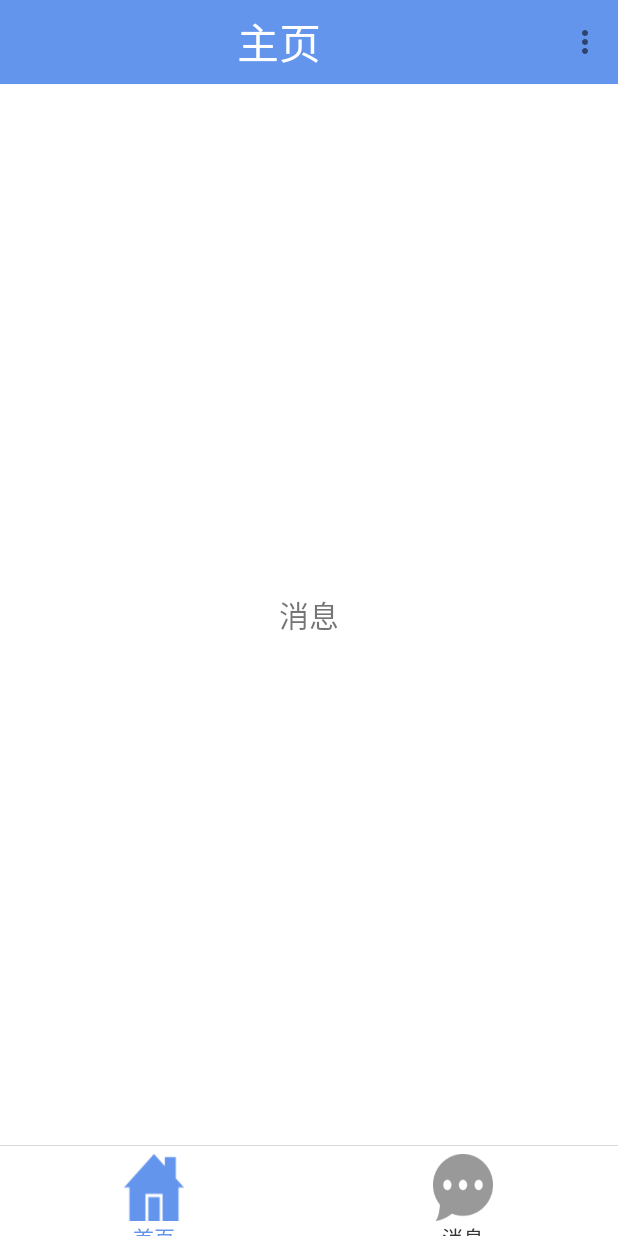
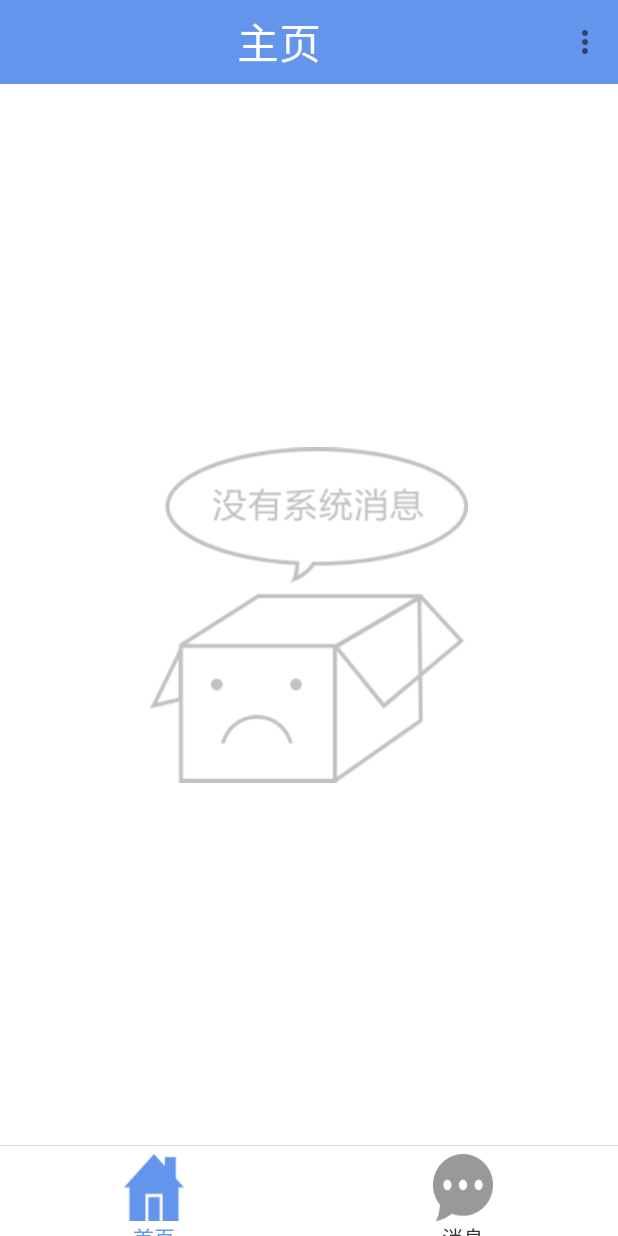
Before and after one commit to GKZX/ReservationAssistant, an Android app: the fragment MsgFragment placed in its activity, on a phone screen of 412 x 824 dp. Run offline under Robolectric (Android 15) with nearby library versions, the phone set to English and light mode, and no system bars; our stand-ins replace ButterKnife; libraries missing offline, so code that uses them is left out: com.netease.nimlib, retrofit2.adapter.rxjava, rx.android.schedulers, rx.schedulers; 3 statements that could not run were skipped.

Commit message:
xx    committed  by huangzhengneng

```diff
--- a/ReservationAssistant/app/src/main/java/com/gkzxhn/xjyyzs/activities/MainActivity.java
+++ b/ReservationAssistant/app/src/main/java/com/gkzxhn/xjyyzs/activities/MainActivity.java
@@ -3,11 +3,9 @@ package com.gkzxhn.xjyyzs.activities;
 import android.app.AlertDialog;
 import android.content.DialogInterface;
 import android.content.Intent;
-import android.content.SharedPreferences;
 import android.graphics.drawable.Drawable;
 import android.support.v4.app.FragmentManager;
 import android.support.v4.app.FragmentTransaction;
-import android.text.TextUtils;
 import android.view.Menu;
 import android.view.MenuItem;
 import android.view.View;
@@ -21,7 +19,6 @@ import com.gkzxhn.xjyyzs.R;
 import com.gkzxhn.xjyyzs.base.BaseActivity;
 import com.gkzxhn.xjyyzs.base.BaseFragment;
 import com.gkzxhn.xjyyzs.fragments.HomeFragment;
-import com.gkzxhn.xjyyzs.fragments.MineFragment;
 import com.gkzxhn.xjyyzs.fragments.MsgFragment;
 import com.gkzxhn.xjyyzs.utils.DensityUtil;
 import com.gkzxhn.xjyyzs.utils.Log;
@@ -49,13 +46,11 @@ public class MainActivity extends BaseActivity {
     @BindView(R.id.rg_main_tabs) RadioGroup rg_main_tabs;
     @BindView(R.id.rb_main_home) RadioButton rb_main_home;
     @BindView(R.id.rb_main_msg) RadioButton rb_main_msg;
-//    @BindView(R.id.rb_main_mine) RadioButton rb_main_mine;
     private List<BaseFragment> fragments = new ArrayList<>();
     private FragmentManager manager;
     private FragmentTransaction transaction = null;
     private HomeFragment homeFragment = null;
     private MsgFragment msgFragment = null;
-    private MineFragment mineFragment = null;
 
     private long mExitTime;//add by hzn 退出按键时间间隔
 
@@ -71,9 +66,6 @@ public class MainActivity extends BaseActivity {
         Drawable[] drawables2 = rb_main_msg.getCompoundDrawables();
         drawables2[1].setBounds(0, DensityUtil.dip2px(getApplicationContext(), 5), 60, 75);
         rb_main_msg.setCompoundDrawables(drawables2[0], drawables2[1], drawables2[2], drawables2[3]);
-//        Drawable[] drawables3 = rb_main_mine.getCompoundDrawables();
-//        drawables3[1].setBounds(0, DensityUtil.dip2px(getApplicationContext(), 5), 60, 75);
-//        rb_main_mine.setCompoundDrawables(drawables3[0], drawables3[1], drawables3[2], drawables3[3]);
         return view;
     }
 
@@ -81,8 +73,6 @@ public class MainActivity extends BaseActivity {
     protected void initData() {
         setSupportActionBar(tool_bar);
         setTitleText("主页");
-//        setLogoutVisibility(View.VISIBLE);
-//        setLogoutClickedListener();
         initFragment();
         checkOnlineStatus();// 检查云信id在线状态
         rg_main_tabs.setOnCheckedChangeListener(new RadioGroup.OnCheckedChangeListener() {
@@ -97,25 +87,9 @@ public class MainActivity extends BaseActivity {
                         switchFragment(1);
                         setTitleText("消息");
                         break;
-//                    case R.id.rb_main_mine:// mine
-//                        switchFragment(2);
-//                        setTitleText("我的");
-//                        break;
                 }
             }
         });
-    }
-
-    /**
-     * 设置注销点击事件
-     */
-    private void setLogoutClickedListener() {
-//        bt_logout.setOnClickListener(new View.OnClickListener() {
-//            @Override
-//            public void onClick(View v) {
-//                showLogoutDialog();
-//            }
-//        });
     }
 
     /**
@@ -202,14 +176,7 @@ public class MainActivity extends BaseActivity {
             fragments.add(msgFragment);
         }
         transaction.add(R.id.fl_container, msgFragment);
-//        if(mineFragment == null) {
-//            mineFragment = new MineFragment();
-//            fragments.add(mineFragment);
-//        }
-//        transaction.add(R.id.fl_container, mineFragment);
-        transaction.show(homeFragment).hide(msgFragment)
-//                .hide(mineFragment)
-        ;
+        transaction.show(homeFragment).hide(msgFragment);
         transaction.commitAllowingStateLoss();
     }
 
--- a/ReservationAssistant/app/src/main/java/com/gkzxhn/xjyyzs/fragments/MsgFragment.java
+++ b/ReservationAssistant/app/src/main/java/com/gkzxhn/xjyyzs/fragments/MsgFragment.java
@@ -1,9 +1,13 @@
 package com.gkzxhn.xjyyzs.fragments;
 
 import android.view.View;
+import android.widget.ImageView;
 
 import com.gkzxhn.xjyyzs.R;
 import com.gkzxhn.xjyyzs.base.BaseFragment;
+
+import butterknife.BindView;
+import butterknife.ButterKnife;
 
 /**
  * author:huangzhengneng
@@ -13,20 +17,16 @@ import com.gkzxhn.xjyyzs.base.BaseFragment;
  */
 public class MsgFragment extends BaseFragment {
 
+    @BindView(R.id.iv_no_msg) ImageView iv_no_msg;
+
     @Override
     protected View initView() {
         View view = View.inflate(context, R.layout.fragment_msg, null);
-//        ButterKnife.bind(this, view);
+        ButterKnife.bind(this, view);
         return view;
     }
 
     @Override
     protected void initData() {
     }
-
-    @Override
-    public void onDestroy() {
-
-        super.onDestroy();
-    }
 }
--- a/ReservationAssistant/app/src/main/res/layout/fragment_msg.xml
+++ b/ReservationAssistant/app/src/main/res/layout/fragment_msg.xml
@@ -3,10 +3,11 @@
                 android:layout_width="match_parent"
                 android:layout_height="match_parent">
 
-    <TextView
+    <ImageView
+        android:id="@+id/iv_no_msg"
         android:layout_width="wrap_content"
         android:layout_height="wrap_content"
         android:layout_centerInParent="true"
-        android:text="消息"
-        android:textSize="20sp"/>
+        android:src="@drawable/no_sys_msg"
+        android:padding="100dp"/>
 </RelativeLayout>
```
Also changed, not shown: ReservationAssistant/app/src/main/java/com/gkzxhn/xjyyzs/app/MyApp.java (+37 -4 lines).
